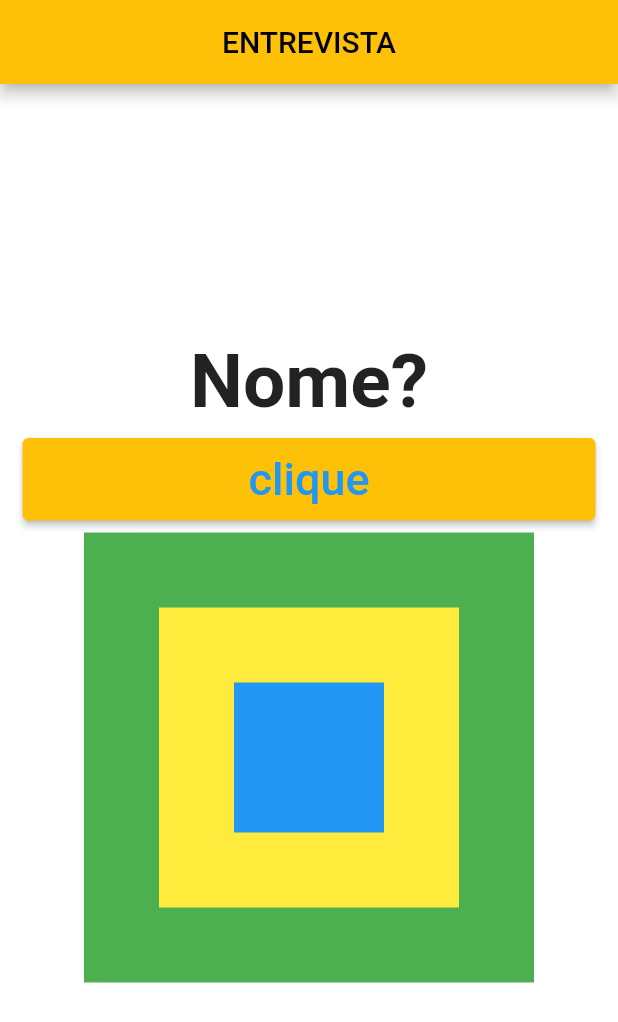
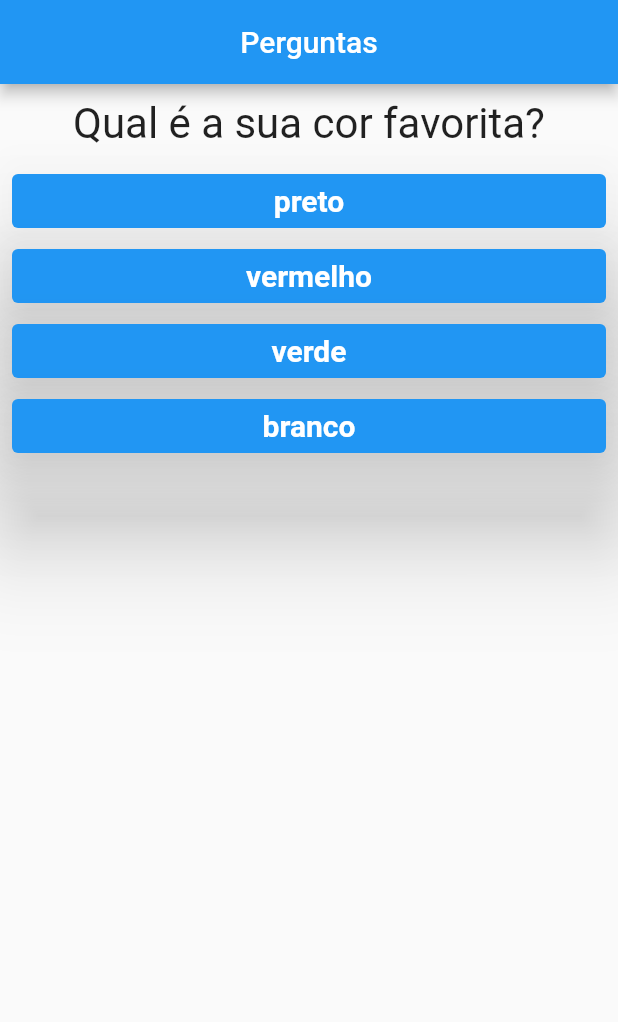
Before and after one commit to eudesadvento/aulas-flutter, a Flutter app: the screen it shows after launch, on a phone screen of 412 x 824 dp. Shown: the top 1022 px of the screen. Run offline on Flutter 3.47's test engine with Material 2 defaults, Android fonts, the phone set to English and light mode, and no system bars.

Commit message:
ATUALIZAÇÃO DO APP

```diff
--- a/aula/lib/main.dart
+++ b/aula/lib/main.dart
@@ -1,231 +1,69 @@
 import 'package:flutter/material.dart';
-import './questão.dart';
+import 'questao.dart';
+import 'resposta.dart';
 
 void main() {
-  runApp(Eudes());
+  runApp(PerguntaApp());
 }
 
-class Eudes extends StatefulWidget {
+class PerguntaApp extends StatefulWidget {
   @override
-  State<StatefulWidget> createState() => Eudeslima();
+  State<PerguntaApp> createState() => _PerguntaAppState();
 }
 
-class Eudeslima extends State<Eudes> {
-  var indice = 0;
-  void listagem() {
+class _PerguntaAppState extends State<PerguntaApp> {
+  var _perguntasSelecionada = 0;
+
+  void _responder() {
     setState(() {
-      indice++;
+      _perguntasSelecionada++;
     });
   }
 
+  final _perguntas = [
+    {
+      'texto': 'Qual é a sua cor favorita?',
+      'Resposta': ['preto', 'vermelho', 'verde', 'branco'],
+    },
+    {
+      'texto': 'Qual é o seu animal favorita?',
+      'Resposta': ['coelho', 'cobra', 'elefante', 'leão'],
+    },
+    {
+      'texto': 'Qual é o seu intrutor favorita?',
+      'Resposta': ['Maria', 'João', 'Leo', 'Pedro'],
+    },
+  ];
+  bool get temPerguntaSelecionada {
+    return _perguntasSelecionada < _perguntas.length;
+  }
+
   @override
-  Widget build(BuildContext context) {
-    var perguntas = [
-      'Nome?',
-      'Idade?',
-      'Telefone?',
-      'Bairro?',
-      'Endereço?',
-    ];
+  Widget build(Object context) {
+    // List<Widget> respostas = [];
+    // for (String textoResp
+    //     in perguntas[_perguntasSelecionada].cast()['Resposta']) {
+    //   respostas.add(Resposta(textoResp, _responder));
+    // }
+
+    List<String> respostas = temPerguntaSelecionada ?
+        _perguntas[_perguntasSelecionada].cast()['Resposta']:
+
+         [];
+    respostas.map((t) => Resposta(t, _responder)).toList();
 
     return MaterialApp(
-      theme: ThemeData.from(
-        colorScheme: ColorScheme.fromSwatch(primarySwatch: Colors.amber),
-      ),
       home: Scaffold(
         appBar: AppBar(
-          title: Center(child: const Text('ENTREVISTA')),
+          title: const Center(child:  Text('Perguntas')),
         ),
-        body: Center(
-          child: Column(mainAxisAlignment: MainAxisAlignment.center, children: [
-            Questoes(
-              perguntas[indice],
-            ),
-            Padding(
-              padding: const EdgeInsets.all(8.0),
-              child: ElevatedButton(
-                onPressed: listagem,
-                child: Container(
-                    width: 330,
-                    margin: EdgeInsets.all(10),
-                    child: Center(
-                        child: Text(
-                      'clique',
-                      style: TextStyle(fontSize: 30),
-                    ))),
-                style: ButtonStyle(
-                    foregroundColor: MaterialStateProperty.all(Colors.blue)),
-              ),
-            ),
-            Center(
-              child: Stack( alignment:Alignment.center ,
-                children: [
-                  Container(
-                    width: 300,
-                    height: 300,
-                    color: Colors.green,
-                  ),
-                  Container(
-                    width: 200,
-                    height: 200,
-                    color: Colors.yellow,
-                  ),
-                  Container(
-
-                    width: 100,
-                    height: 100,
-                    color: Colors.blue,
-                  ),
-                ],
-              ),
-            )
-          ]),
-        ),
+        body: temPerguntaSelecionada ?       Column(
+          children: <Widget>[
+            Questao(_perguntas[_perguntasSelecionada]['texto'].toString()),
+            ...respostas.map((t) => Resposta(t, _responder)).toList()
+          ],
+        ):null,
       ),
     );
   }
 }
-
-
-
-
-
-
-
-// import 'package:flutter/material.dart';
-
-// void main() {
-//   runApp(const MyApp());
-// }
-
-// class MyApp extends StatelessWidget {
-//   const MyApp({Key? key}) : super(key: key);
-
-//   @override
-//   Widget build(BuildContext context) {
-//     return MaterialApp(
-//       title: 'Flutter Demo',
-//       theme: ThemeData(
-//         primarySwatch: Colors.blue,
-//       ),
-//       home: const MyHomePage(title: 'Flutter Demo Home Page'),
-//     );
-//   }
-// }
-
-// class MyHomePage extends StatefulWidget {
-//   const MyHomePage({Key? key, required this.title}) : super(key: key);
-
-//   final String title;
-
-//   @override
-//   State<MyHomePage> createState() => _MyHomePageState();
-// }
-
-// class _MyHomePageState extends State<MyHomePage> {
-//   int _counter = 0;
-
-//   void _incrementCounter() {
-//     setState(() {
-//       _counter++;
-//     });
-//   }
-
-//   @override
-//   Widget build(BuildContext context) {
-//     return Scaffold(
-//       appBar: AppBar(
-//         title: Text(widget.title),
-//       ),
-//       body: Center(
-//         child: Column(
-//           mainAxisAlignment: MainAxisAlignment.center,
-//           children: <Widget>[
-//             const Text(
-//               'You have pushed the button this many times:',
-//             ),
-//             Text(
-//               '$_counter',
-//               style: Theme.of(context).textTheme.headline4,
-//             ),
-//           ],
-//         ),
-//       ),
-//       floatingActionButton: FloatingActionButton(
-//         onPressed: _incrementCounter,
-//         tooltip: 'Increment',
-//         child: const Icon(Icons.add),
-//       ),
-//     );
-//   }
-// }
-
-
-
-
-
-
-
-
-
-// import 'package:flutter/material.dart';
-
-// void main() {
-//   runApp(PerguntasApp());
-// }
-
-// class PerguntasApp extends StatefulWidget {
-//   var perguntaSelecionada = 0;
-//   void responder() {
-//     perguntaSelecionada++;
-//     print("pergunta respondida");
-//   }
-
-//   @override
-//   State<PerguntasApp> createState() => PerguntasAppState();
-// }
-
-// class PerguntasAppState extends State<PerguntasApp> {
-
-
-//   @override
-//   Widget build(BuildContext context) {
-//     final perguntas = [
-//       'qual é sua cor favorita?',
-//       'qual seu animal fasvorito ',
-//     ];
-
-//     return MaterialApp(
-//       debugShowCheckedModeBanner: false,
-//       home: Scaffold(
-//         appBar: AppBar(
-//           title: const Center(
-//             child: Text("perguntas"),
-//           ),
-//         ),
-//         body: Center(
-//           child: Column(
-//             mainAxisAlignment: MainAxisAlignment.center,
-//             children: [
-//               Text(perguntas[0]),
-//               ElevatedButton(
-//                 onPressed: responder,
-//                 child: const Text('resposta 1'),
-//               ),
-//               ElevatedButton(
-//                 onPressed: () {
-//                   print("resposta 02");
-//                 },
-//                 child: const Text('resposta 2'),
-//               ),
-//               ElevatedButton(
-//                 onPressed: () => print("resposta 03"),
-//                 child: const Text('resposta 3'),
-//               ),
-//             ],
-//           ),
-//         ),
-//       ),
-//     );
-//   }
-// }
--- /dev/null
+++ b/aula/lib/questao.dart
@@ -0,0 +1,21 @@
+import 'package:flutter/material.dart';
+
+class Questao extends StatelessWidget {
+ final String texto;
+  Questao(this.texto);
+
+  @override
+  Widget build(BuildContext context) {
+    return Container(
+      width: double.infinity,
+      margin: EdgeInsets.all(10),
+
+      child: Text(
+        texto,
+        style: TextStyle(fontSize: 28),
+        textAlign: TextAlign.center,
+
+        ),
+    );
+  }
+}
--- a/aula/lib/questão.dart
+++ /dev/null
@@ -1,15 +0,0 @@
-import 'package:flutter/material.dart';
-
-class Questoes extends StatelessWidget {
-  final String texto;
-
-   Questoes(this.texto);
-
-  @override
-  Widget build(BuildContext context) {
-    return Text(texto
-      ,
-      style: TextStyle(fontSize: 50, fontWeight: FontWeight.bold),
-    );
-  }
-}
--- /dev/null
+++ b/aula/lib/resposta.dart
@@ -0,0 +1,33 @@
+// ignore_for_file: public_member_api_docs, sort_constructors_first
+import 'package:flutter/material.dart';
+
+class Resposta extends StatelessWidget {
+  String texto;
+  final void Function() quandoSelecionado;
+
+  Resposta(this.texto, this.quandoSelecionado);
+
+  @override
+  Widget build(BuildContext context) {
+    return Padding(
+      padding: const EdgeInsets.fromLTRB(8.0, 1.0, 8.0, 1.0),
+      child: Container(
+        width: double.infinity,
+        child: ElevatedButton(
+          style: ButtonStyle(
+              backgroundColor: MaterialStateProperty.all(Colors.blue),
+              elevation: MaterialStateProperty.all(
+                30,
+              )),
+          onPressed:quandoSelecionado,
+          child: Text(
+              style: TextStyle(
+                  color: Colors.white,
+                  fontSize: 20,
+                  fontWeight: FontWeight.bold),
+              texto),
+        ),
+      ),
+    );
+  }
+}
```
